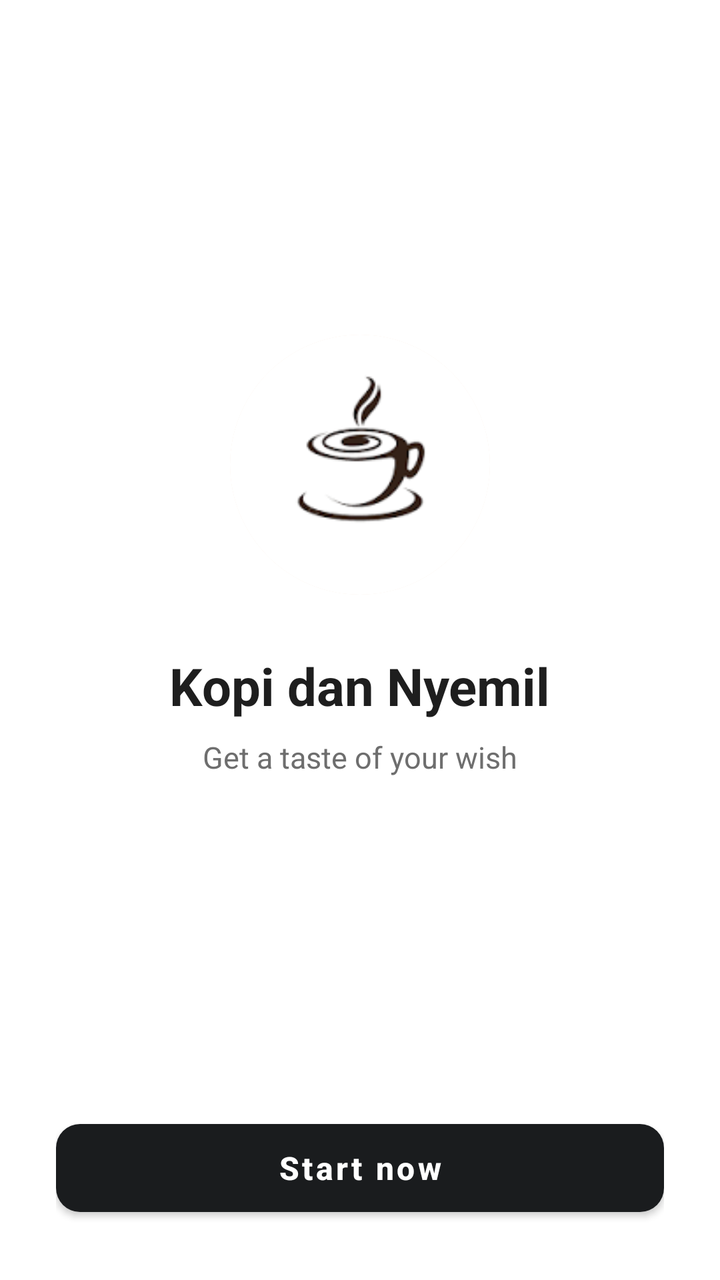
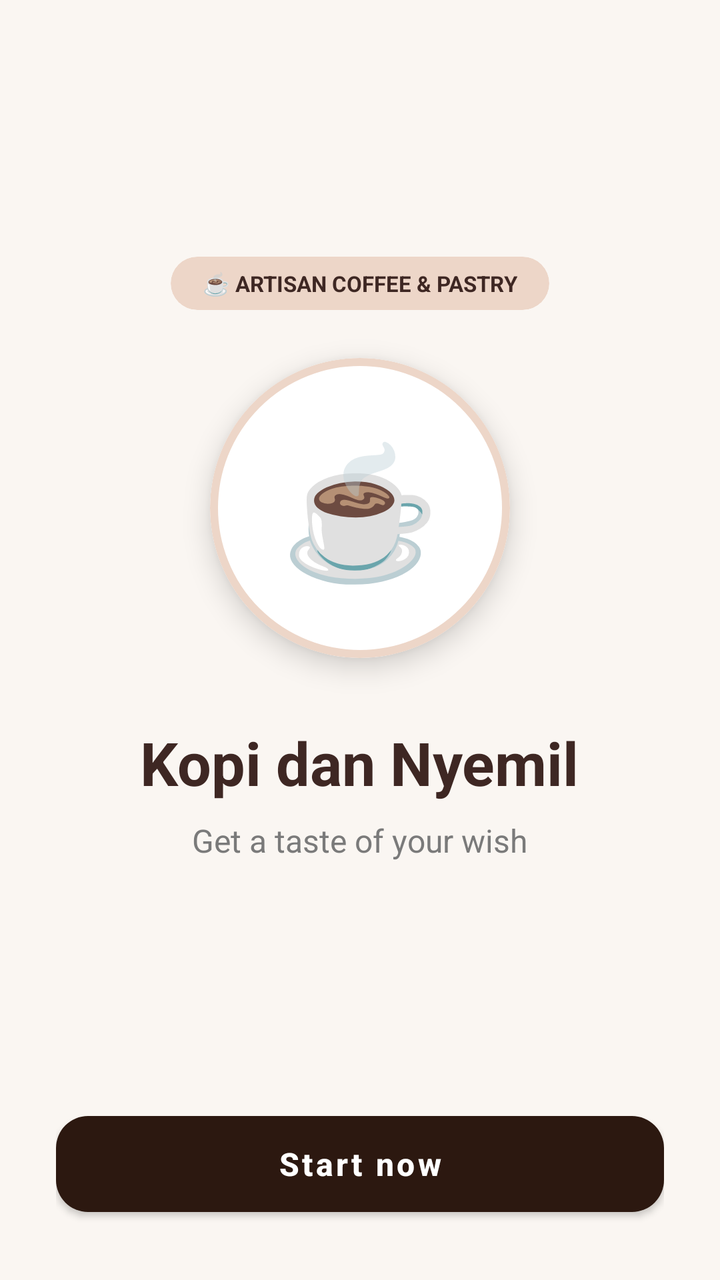

An Android layout rendered at two revisions. The XML below is the earlier revision; the diff shows what the commit changed to produce the second picture.
<!-- AndroidManifest.xml: application theme Theme.MaterialComponents.DayNight.NoActionBar -->
<!-- res/layout/activity_splash.xml -->
<?xml version="1.0" encoding="utf-8"?>
<LinearLayout xmlns:android="http://schemas.android.com/apk/res/android"
    xmlns:app="http://schemas.android.com/apk/res-auto"
    android:layout_width="match_parent"
    android:layout_height="match_parent"
    android:background="@color/white"
    android:gravity="center_horizontal"
    android:orientation="vertical"
    android:padding="28dp">

    <Space
        android:layout_width="match_parent"
        android:layout_height="0dp"
        android:layout_weight="1" />

    <com.google.android.material.card.MaterialCardView
        android:layout_width="130dp"
        android:layout_height="130dp"
        app:cardBackgroundColor="@color/coffee_cream"
        app:cardCornerRadius="65dp"
        app:cardElevation="0dp">

        <ImageView
            android:layout_width="match_parent"
            android:layout_height="match_parent"
            android:contentDescription="Logo Aplikasi"
            android:scaleType="centerCrop"
            android:src="@drawable/logo_kopi" />
    </com.google.android.material.card.MaterialCardView>

    <TextView
        android:layout_width="wrap_content"
        android:layout_height="wrap_content"
        android:layout_marginTop="28dp"
        android:text="Kopi dan Nyemil"
        android:textColor="@color/text_primary"
        android:textSize="26sp"
        android:textStyle="bold" />

    <TextView
        android:layout_width="wrap_content"
        android:layout_height="wrap_content"
        android:layout_marginTop="8dp"
        android:text="Get a taste of your wish"
        android:textColor="@color/text_secondary"
        android:textSize="15sp" />

    <Space
        android:layout_width="match_parent"
        android:layout_height="0dp"
        android:layout_weight="1.2" />

    <com.google.android.material.button.MaterialButton
        android:id="@+id/btnStartNow"
        android:layout_width="match_parent"
        android:layout_height="56dp"
        android:text="Start now"
        android:textAllCaps="false"
        android:textColor="@color/white"
        android:textSize="16sp"
        android:textStyle="bold"
        app:backgroundTint="@color/dark_button"
        app:cornerRadius="12dp" />

</LinearLayout>
<!-- resources referenced by this layout -->
<resources>
  <color name="coffee_cream">#FFF5DEC9</color>
  <color name="dark_button">#FF1A1C1E</color>
  <color name="text_primary">#FF1E1E1E</color>
  <color name="text_secondary">#FF6E6E6E</color>
  <color name="white">#FFFFFFFF</color>
  <!-- drawable logo_kopi: png bitmap (drawable, 1921 bytes) -->
</resources>

<!-- the commit's change to res/layout/activity_splash.xml (unified diff, before → after) -->
@@ -3,7 +3,7 @@
     xmlns:app="http://schemas.android.com/apk/res-auto"
     android:layout_width="match_parent"
     android:layout_height="match_parent"
-    android:background="@color/white"
+    android:background="@color/bg_soft"
     android:gravity="center_horizontal"
     android:orientation="vertical"
     android:padding="28dp">
@@ -13,28 +13,52 @@
         android:layout_height="0dp"
         android:layout_weight="1" />
 
+    
     <com.google.android.material.card.MaterialCardView
-        android:layout_width="130dp"
-        android:layout_height="130dp"
+        android:layout_width="wrap_content"
+        android:layout_height="wrap_content"
+        android:layout_marginBottom="24dp"
         app:cardBackgroundColor="@color/coffee_cream"
-        app:cardCornerRadius="65dp"
+        app:cardCornerRadius="20dp"
         app:cardElevation="0dp">
 
-        <ImageView
+        <TextView
+            android:layout_width="wrap_content"
+            android:layout_height="wrap_content"
+            android:paddingHorizontal="16dp"
+            android:paddingVertical="6dp"
+            android:text="☕ ARTISAN COFFEE &amp; PASTRY"
+            android:textColor="@color/coffee_dark"
+            android:textSize="11sp"
+            android:textStyle="bold" />
+    </com.google.android.material.card.MaterialCardView>
+
+    
+    <com.google.android.material.card.MaterialCardView
+        android:layout_width="150dp"
+        android:layout_height="150dp"
+        app:cardBackgroundColor="@color/white"
+        app:cardCornerRadius="75dp"
+        app:cardElevation="8dp"
+        app:strokeColor="@color/coffee_cream"
+        app:strokeWidth="4dp">
+
+        <TextView
             android:layout_width="match_parent"
             android:layout_height="match_parent"
-            android:contentDescription="Logo Aplikasi"
-            android:scaleType="centerCrop"
-            android:src="@drawable/logo_kopi" />
+            android:gravity="center"
+            android:text="☕"
+            android:textColor="@color/coffee_primary"
+            android:textSize="64sp" />
     </com.google.android.material.card.MaterialCardView>
 
     <TextView
         android:layout_width="wrap_content"
         android:layout_height="wrap_content"
-        android:layout_marginTop="28dp"
+        android:layout_marginTop="32dp"
         android:text="Kopi dan Nyemil"
-        android:textColor="@color/text_primary"
-        android:textSize="26sp"
+        android:textColor="@color/coffee_dark"
+        android:textSize="30sp"
         android:textStyle="bold" />
 
     <TextView
@@ -43,7 +67,7 @@
         android:layout_marginTop="8dp"
         android:text="Get a taste of your wish"
         android:textColor="@color/text_secondary"
-        android:textSize="15sp" />
+        android:textSize="16sp" />
 
     <Space
         android:layout_width="match_parent"
@@ -53,13 +77,14 @@
     <com.google.android.material.button.MaterialButton
         android:id="@+id/btnStartNow"
         android:layout_width="match_parent"
-        android:layout_height="56dp"
+        android:layout_height="60dp"
         android:text="Start now"
         android:textAllCaps="false"
         android:textColor="@color/white"
         android:textSize="16sp"
         android:textStyle="bold"
         app:backgroundTint="@color/dark_button"
-        app:cornerRadius="12dp" />
+        app:cornerRadius="16dp"
+        app:elevation="4dp" />
 
 </LinearLayout>
<!-- resource entries referenced after the edit -->
@@ -1,10 +1,11 @@
 <!-- resources referenced by this layout -->
 <resources>
-  <color name="coffee_cream">#FFF5DEC9</color>
-  <color name="dark_button">#FF1A1C1E</color>
-  <color name="text_primary">#FF1E1E1E</color>
-  <color name="text_secondary">#FF6E6E6E</color>
+  <color name="bg_soft">#FFFAF6F2</color>
+  <color name="coffee_cream">#FFEDD6C8</color>
+  <color name="coffee_dark">#FF3E2723</color>
+  <color name="coffee_primary">#FFC67C4E</color>
+  <color name="dark_button">#FF2C1810</color>
+  <color name="text_secondary">#FF7A7A7A</color>
   <color name="white">#FFFFFFFF</color>
-  <!-- drawable logo_kopi: png bitmap (drawable, 1921 bytes) -->
 </resources>
 
